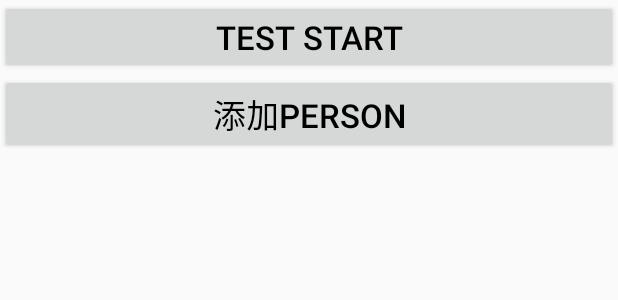
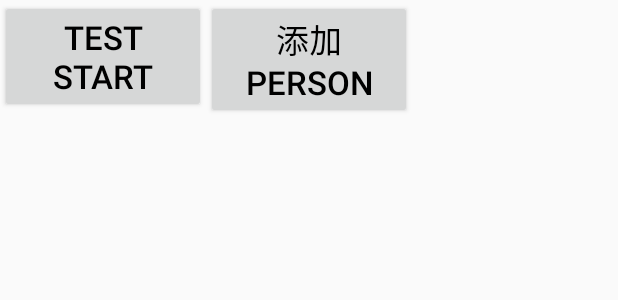
Before and after one commit to niuzhaojie/qwe, an Android app: the layout activity_aidl_test.xml on its own in the app's theme, with its tools: preview values and no code run, on a phone screen of 412 x 824 dp. Shown: the top 300 px of the screen. Run offline under Robolectric (Android 15) with nearby library versions, the phone set to English and light mode, and no system bars.

Commit message:
修改部分

```diff
--- a/MyApplication/app/src/main/res/layout/activity_aidl_test.xml
+++ b/MyApplication/app/src/main/res/layout/activity_aidl_test.xml
@@ -4,13 +4,16 @@
     <LinearLayout
         android:layout_width="match_parent"
         android:layout_height="match_parent"
-        android:orientation="vertical">
+        android:baselineAligned="false"
+        android:orientation="horizontal"
+        android:weightSum="3">
 
 
         <Button
             android:id="@+id/startTest_btn"
-            android:layout_width="match_parent"
+            android:layout_width="0dp"
             android:layout_height="wrap_content"
+            android:layout_weight="1"
             android:gravity="center"
             android:text="test start"
             android:textColor="@android:color/black"
@@ -18,8 +21,9 @@
 
         <Button
             android:id="@+id/addPerson_btn"
-            android:layout_width="match_parent"
+            android:layout_width="0dp"
             android:layout_height="wrap_content"
+            android:layout_weight="1"
             android:gravity="center"
             android:text="添加person"
             android:textColor="@android:color/black"
```
